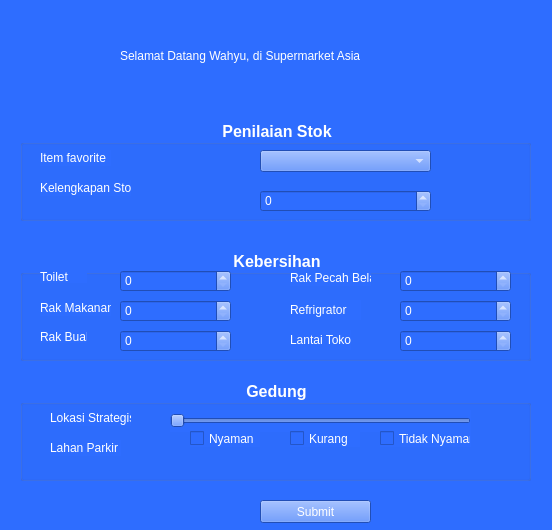
Qt form formsurvey.ui (wahyu-pro/pyqtchallenge5) before a commit.
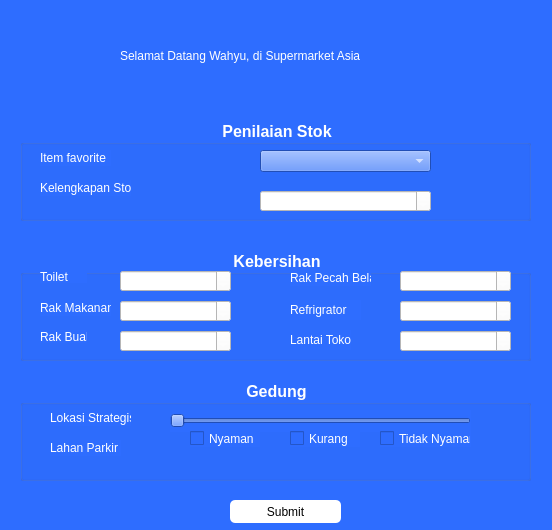
The same form after that commit. Icons and pictures are not drawn.

```diff
--- a/formsurvey.ui
+++ b/formsurvey.ui
@@ -126,6 +126,10 @@
       <height>22</height>
      </rect>
     </property>
+    <property name="styleSheet">
+     <string notr="true">padding:1px;
+background-color:#ffffff</string>
+    </property>
    </widget>
   </widget>
   <widget class="QGroupBox" name="groupBox_2">
@@ -241,6 +245,10 @@
       <height>22</height>
      </rect>
     </property>
+    <property name="styleSheet">
+     <string notr="true">padding:1px;
+background-color:#ffffff</string>
+    </property>
    </widget>
    <widget class="QSpinBox" name="spinBox_2">
     <property name="geometry">
@@ -251,6 +259,11 @@
       <height>22</height>
      </rect>
     </property>
+    <property name="styleSheet">
+     <string notr="true">padding:1px;
+background-color:#ffffff
+</string>
+    </property>
    </widget>
    <widget class="QSpinBox" name="spinBox_3">
     <property name="geometry">
@@ -261,6 +274,11 @@
       <height>22</height>
      </rect>
     </property>
+    <property name="styleSheet">
+     <string notr="true">padding:1px;
+background-color:#ffffff
+</string>
+    </property>
    </widget>
    <widget class="QSpinBox" name="spinBox_4">
     <property name="geometry">
@@ -271,6 +289,10 @@
       <height>22</height>
      </rect>
     </property>
+    <property name="styleSheet">
+     <string notr="true">padding:1px;
+background-color:#ffffff</string>
+    </property>
    </widget>
    <widget class="QSpinBox" name="spinBox_5">
     <property name="geometry">
@@ -281,6 +303,10 @@
       <height>22</height>
      </rect>
     </property>
+    <property name="styleSheet">
+     <string notr="true">padding:1px;
+background-color:#ffffff</string>
+    </property>
    </widget>
    <widget class="QSpinBox" name="spinBox_6">
     <property name="geometry">
@@ -291,6 +317,10 @@
       <height>22</height>
      </rect>
     </property>
+    <property name="styleSheet">
+     <string notr="true">padding:1px;
+background-color:#ffffff</string>
+    </property>
    </widget>
   </widget>
   <widget class="QGroupBox" name="groupBox_3">
@@ -401,14 +431,15 @@
   <widget class="QPushButton" name="pushButton">
    <property name="geometry">
     <rect>
-     <x>260</x>
+     <x>230</x>
      <y>500</y>
      <width>111</width>
      <height>23</height>
     </rect>
    </property>
    <property name="styleSheet">
-    <string notr="true">color:rgb(255, 255, 255)</string>
+    <string notr="true">background-color:rgb(255, 255, 255);
+border-radius:5px</string>
    </property>
    <property name="text">
     <string>Submit</string>
```
Left out of the diff: 3 changed lines with no effect on the pictures.
